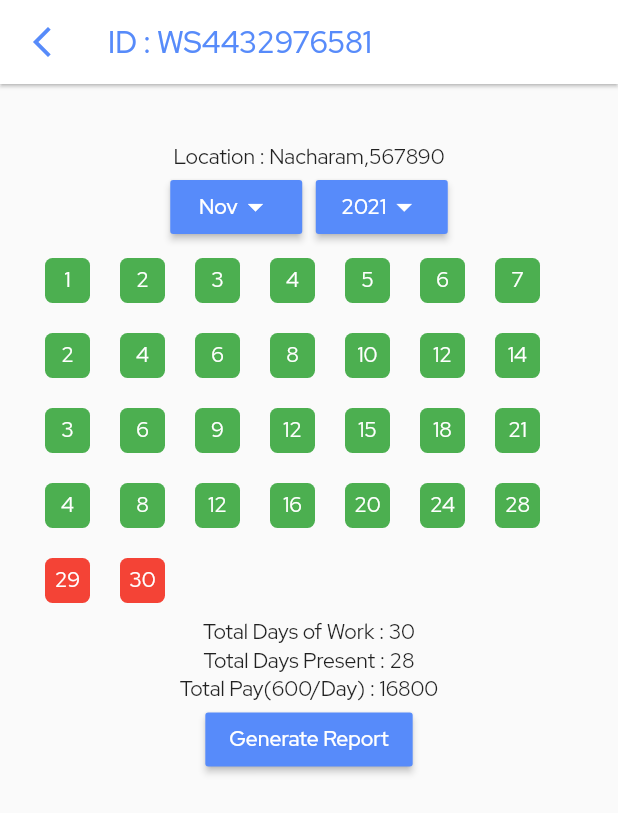
After one commit to asks1012/eyeris, a Flutter app: the viewWorkerAttendance screen opened directly, on a phone screen of 412 x 824 dp. The commit adds this screen. Shown: the top 813 px of the screen. Run offline on Flutter 3.47's test engine with Material 2 defaults, Android fonts, the phone set to English and light mode, and no system bars; our stand-ins replace camera, flutter_secure_storage, gallery_saver, geocoding, geolocator, google_fonts and 5 more; missing offline and left inert: mongo_dart; accounts and stored records are empty.

Commit message:
finale commit

```diff
--- a/lib/main.dart
+++ b/lib/main.dart
@@ -11,6 +11,7 @@ import 'package:eyeris/pages/lists/stateGovList.dart';
 import 'package:eyeris/pages/lists/wageSeekerList.dart';
 import 'package:eyeris/pages/login.dart';
 import 'package:eyeris/pages/splash.dart';
+import 'package:eyeris/pages/viewAttendance.dart';
 import 'package:eyeris/theme/custom_theme.dart';
 import 'package:flutter/material.dart';
 import 'package:google_fonts/google_fonts.dart';
@@ -46,6 +47,7 @@ class _MyAppState extends State<MyApp> {
         '/home/priList/pri': (context) => const pri(),
         '/home/wageSeekerList': (context) => const wageSeekerList(),
         '/home/wageSeekerList/wageSeeker': (context) => const wageSeeker(),
+        '/home/viewAttendance': (context) => const viewAttendance(),
       },
       debugShowCheckedModeBanner: false,
       theme: ThemeData(
--- a/lib/pages/home.dart
+++ b/lib/pages/home.dart
@@ -153,6 +153,12 @@ print("$test1")
               homeMaterialButton(() {
                 Navigator.pushNamed(context, '/home/wageSeekerList');
               }, "Wage Seeker", MediaQuery.of(context).size.width),
+              SizedBox(
+                height: 50,
+              ),
+              homeMaterialButton(() {
+                Navigator.pushNamed(context, '/home/viewAttendance');
+              }, "View Attendance", MediaQuery.of(context).size.width),
             ],
           ),
         ),
--- /dev/null
+++ b/lib/pages/viewWorkerAttendance.dart
@@ -0,0 +1,231 @@
+import 'dart:math';
+
+import 'package:eyeris/pages/location.dart';
+import 'package:eyeris/theme/custom_theme.dart';
+import 'package:flutter/material.dart';
+import 'package:flutter/src/foundation/key.dart';
+import 'package:flutter/src/widgets/framework.dart';
+import 'package:mongo_dart/mongo_dart.dart' as mongolib;
+
+class viewWorkerAttendance extends StatefulWidget {
+  const viewWorkerAttendance({Key? key}) : super(key: key);
+
+  @override
+  State<viewWorkerAttendance> createState() => _viewWorkerAttendanceState();
+}
+
+class _viewWorkerAttendanceState extends State<viewWorkerAttendance> {
+  Widget getRecords() {
+    List<Widget> items = [];
+    int i;
+    for (i = 1; i <= 4; i++) {
+      items.add(Row(children: [
+        Container(
+          margin: EdgeInsets.all(10),
+          decoration: BoxDecoration(
+              borderRadius: BorderRadius.circular(5), color: Colors.green),
+          height: 30,
+          width: 30,
+          child: Center(
+              child: Text(
+            (i * 1).toString(),
+            style: TextStyle(color: Colors.white),
+          )),
+        ),
+        Container(
+          margin: EdgeInsets.all(10),
+          decoration: BoxDecoration(
+              borderRadius: BorderRadius.circular(5), color: Colors.green),
+          height: 30,
+          width: 30,
+          child: Center(
+              child: Text(
+            (i * 2).toString(),
+            style: TextStyle(color: Colors.white),
+          )),
+        ),
+        Container(
+          margin: EdgeInsets.all(10),
+          decoration: BoxDecoration(
+              borderRadius: BorderRadius.circular(5), color: Colors.green),
+          height: 30,
+          width: 30,
+          child: Center(
+              child: Text(
+            (i * 3).toString(),
+            style: TextStyle(color: Colors.white),
+          )),
+        ),
+        Container(
+          margin: EdgeInsets.all(10),
+          decoration: BoxDecoration(
+              borderRadius: BorderRadius.circular(5), color: Colors.green),
+          height: 30,
+          width: 30,
+          child: Center(
+              child: Text(
+            (i * 4).toString(),
+            style: TextStyle(color: Colors.white),
+          )),
+        ),
+        Container(
+          margin: EdgeInsets.all(10),
+          decoration: BoxDecoration(
+              borderRadius: BorderRadius.circular(5), color: Colors.green),
+          height: 30,
+          width: 30,
+          child: Center(
+              child: Text(
+            (i * 5).toString(),
+            style: TextStyle(color: Colors.white),
+          )),
+        ),
+        Container(
+          margin: EdgeInsets.all(10),
+          decoration: BoxDecoration(
+              borderRadius: BorderRadius.circular(5), color: Colors.green),
+          height: 30,
+          width: 30,
+          child: Center(
+              child: Text(
+            (i * 6).toString(),
+            style: TextStyle(color: Colors.white),
+          )),
+        ),
+        Container(
+          margin: EdgeInsets.all(10),
+          decoration: BoxDecoration(
+              borderRadius: BorderRadius.circular(5), color: Colors.green),
+          height: 30,
+          width: 30,
+          child: Center(
+              child: Text(
+            (i * 7).toString(),
+            style: TextStyle(color: Colors.white),
+          )),
+        ),
+      ]));
+      if (i == 4) {
+        items.add(
+          Row(
+            children: [
+              Container(
+                margin: EdgeInsets.all(10),
+                decoration: BoxDecoration(
+                    borderRadius: BorderRadius.circular(5), color: Colors.red),
+                height: 30,
+                width: 30,
+                child: Center(
+                    child: Text(
+                  (29).toString(),
+                  style: TextStyle(color: Colors.white),
+                )),
+              ),
+              Container(
+                margin: EdgeInsets.all(10),
+                decoration: BoxDecoration(
+                    borderRadius: BorderRadius.circular(5), color: Colors.red),
+                height: 30,
+                width: 30,
+                child: Center(
+                    child: Text(
+                  (30).toString(),
+                  style: TextStyle(color: Colors.white),
+                )),
+              ),
+            ],
+          ),
+        );
+      }
+    }
+
+    return Column(
+      children: items,
+    );
+  }
+
+  @override
+  Widget build(BuildContext context) {
+    return Scaffold(
+      appBar: AppBar(
+        title: const Text(
+          "ID : WS4432976581",
+          style: TextStyle(color: Palette.myTheme),
+        ),
+        elevation: 1,
+        backgroundColor: Colors.white,
+        leading: IconButton(
+          onPressed: () {
+            Navigator.pop(context);
+          },
+          icon: const Icon(
+            Icons.arrow_back_ios_new,
+            color: Palette.myTheme,
+          ),
+        ),
+      ),
+      body: SingleChildScrollView(
+        child: Padding(
+          padding: const EdgeInsets.all(20.0),
+          child: Column(
+            children: [
+              Text(""),
+              Text("Location : Nacharam,567890"),
+              Row(
+                mainAxisAlignment: MainAxisAlignment.center,
+                children: [
+                  MaterialButton(
+                    onPressed: () {},
+                    child: Row(
+                      children: [
+                        Text(
+                          "Nov",
+                          style: TextStyle(color: Colors.white),
+                        ),
+                        Icon(
+                          Icons.arrow_drop_down,
+                          color: Colors.white,
+                        )
+                      ],
+                    ),
+                    color: Palette.myTheme,
+                  ),
+                  Text("   "),
+                  MaterialButton(
+                    onPressed: () {},
+                    child: Row(
+                      children: [
+                        Text(
+                          "2021",
+                          style: TextStyle(color: Colors.white),
+                        ),
+                        Icon(
+                          Icons.arrow_drop_down,
+                          color: Colors.white,
+                        )
+                      ],
+                    ),
+                    color: Palette.myTheme,
+                  )
+                ],
+              ),
+              getRecords(),
+              Text("Total Days of Work : 30"),
+              Text("Total Days Present : 28"),
+              Text("Total Pay(600/Day) : " + (28 * 600).toString()),
+              MaterialButton(
+                color: Palette.myTheme,
+                onPressed: () {
+                },
+                child: Text(
+                  "Generate Report",
+                  style: TextStyle(color: Colors.white),
+                ),
+              )
+            ],
+          ),
+        ),
+      ),
+    );
+  }
+}
--- a/pubspec.yaml
+++ b/pubspec.yaml
@@ -51,6 +51,8 @@ dependencies:
   location: ^4.4.0
   geocoding: ^2.0.5
   camera: ^0.10.0+1
+  flutter_dropdown: ^1.0.1+hotfix.1
+  geolocator: ^9.0.1
 
 dev_dependencies:
   flutter_test:
```
Also changed, not shown: lib/pages/lists/wageSeekerList.dart (+60 -11 lines), lib/pages/location.dart (+15 -1 lines), lib/pages/viewAttendance.dart (added, +156 -0 lines), pubspec.lock, 3 other files.
